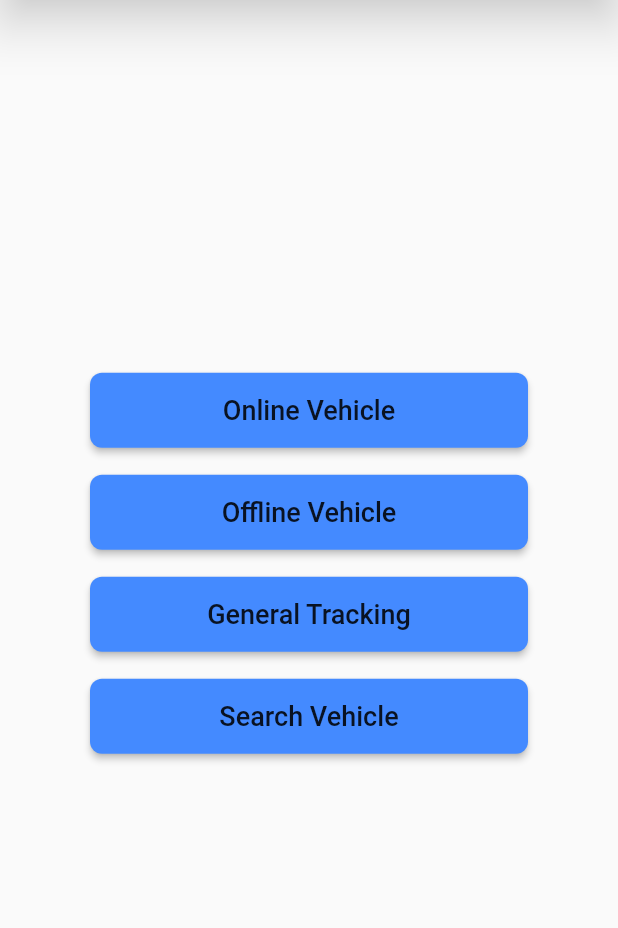
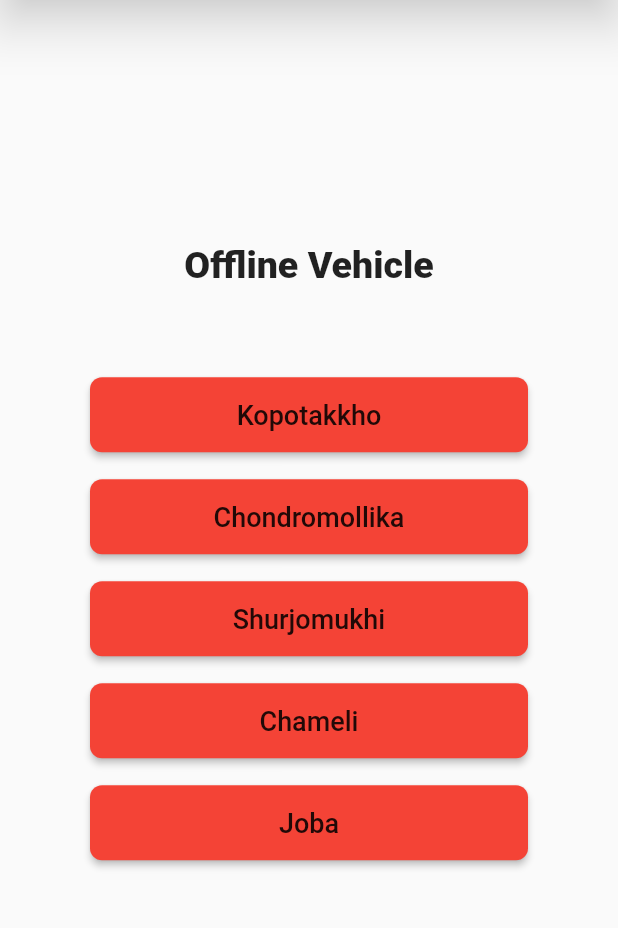
Before and after one commit to testBotXL/first_app, a Flutter app: the Online screen opened directly, after a tap on "Offline Vehicle", on a phone screen of 412 x 824 dp, the part 108-1036 px from its top. Run offline on Flutter 3.47's test engine with Material 2 defaults, Android fonts, the phone set to English and light mode, and no system bars.

Commit message:
Online test

```diff
--- /dev/null
+++ b/lib/fold/sign/ofvlist.dart
@@ -0,0 +1,90 @@
+import 'package:first_app/common_widgets/custom_raised_button.dart';
+import 'package:first_app/fold/sign/sign_in_button.dart';
+import 'package:flutter/cupertino.dart';
+import 'package:flutter/material.dart';
+
+import 'online.dart';
+
+class OffVehicle extends StatelessWidget {
+  const OffVehicle({Key? key}) : super(key: key);
+
+  @override
+  Widget build(BuildContext context) {
+    return Scaffold(
+        appBar: AppBar(
+          title: Row(
+            mainAxisAlignment: MainAxisAlignment.spaceAround,
+            children: [
+              Container(
+                padding: const EdgeInsets.all(8.0),
+                child: Text('Vehicle Tracker'),
+                alignment: Alignment.center,
+              )
+            ],
+          ),
+          elevation: 15.0,
+          leading: Image.asset('images/just.png'),
+        ),
+        body:
+
+        Padding(
+          padding: EdgeInsets.all(60.0),
+          child: Column(
+            mainAxisAlignment: MainAxisAlignment.center,
+            crossAxisAlignment: CrossAxisAlignment.stretch,
+            children: <Widget>[
+              Text(
+                'Offline Vehicle',
+                textAlign: TextAlign.center,
+                style: TextStyle(
+                  fontSize: 25.0,
+                  fontWeight: FontWeight.w800,
+                ),
+              ),
+              SizedBox(height: 60.0),
+              SignInButton(
+                text: 'Kopotakkho',
+                textColor: Colors.black87,
+                color: Colors.red,
+                onPressed: () {
+                },
+              ),
+              SizedBox(height: 18.0),
+              SignInButton(
+                text: 'Chondromollika',
+                textColor: Colors.black87,
+                color: Colors.red,
+                onPressed: () {},
+              ),
+
+              SizedBox(height: 18.0),
+              SignInButton(
+                text: 'Shurjomukhi',
+                textColor: Colors.black87,
+                color: Colors.red,
+                onPressed: () {},
+              ),
+              SizedBox(height: 18.0),
+              SignInButton(
+                text: 'Chameli',
+                textColor: Colors.black87,
+                color: Colors.red,
+                onPressed: () {},
+              ),
+              SizedBox(height: 18.0),
+              SignInButton(
+                text: 'Joba',
+                textColor: Colors.black87,
+                color: Colors.red,
+                onPressed: () {},
+              ),
+            ],
+          ),
+        )
+
+
+    );
+  }
+
+
+}
--- a/lib/fold/sign/online.dart
+++ b/lib/fold/sign/online.dart
@@ -1,4 +1,5 @@
 import 'package:first_app/common_widgets/custom_raised_button.dart';
+import 'package:first_app/fold/sign/ofvlist.dart';
 import 'package:first_app/fold/sign/ovlist.dart';
 import 'package:first_app/fold/sign/sign_in_button.dart';
 import 'package:flutter/cupertino.dart';
@@ -59,7 +60,9 @@ class Online extends StatelessWidget {
     textColor: Colors.black87,
     color: Colors.blueAccent,
 
-    onPressed: () {},
+    onPressed: () {
+      Navigator.push(context, MaterialPageRoute(builder: (context) => OffVehicle()),);
+    },
 
     ),
     SizedBox(height: 18.0),
```
